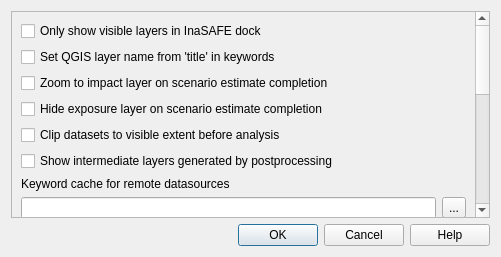
Before: the Qt Designer form safe_qgis/options_dialog_base.ui in inasafe/inasafe, drawn with Qt 5.
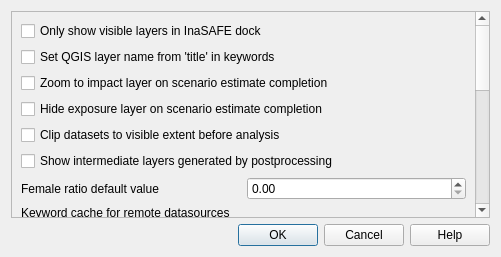
After: the same form once the commit is applied. Icons and pictures are not drawn.

Commit message: added female default option to options dialog

Diff of the .ui file:
```diff
--- a/safe_qgis/options_dialog_base.ui
+++ b/safe_qgis/options_dialog_base.ui
@@ -37,13 +37,26 @@
       <property name="geometry">
        <rect>
         <x>0</x>
-        <y>0</y>
+        <y>-111</y>
         <width>465</width>
-        <height>603</height>
+        <height>638</height>
        </rect>
       </property>
       <layout class="QGridLayout" name="gridLayout_2">
-       <item row="8" column="0">
+       <item row="13" column="0">
+        <spacer name="verticalSpacer">
+         <property name="orientation">
+          <enum>Qt::Vertical</enum>
+         </property>
+         <property name="sizeHint" stdset="0">
+          <size>
+           <width>20</width>
+           <height>40</height>
+          </size>
+         </property>
+        </spacer>
+       </item>
+       <item row="11" column="0">
         <widget class="QGroupBox" name="grpNotImplemented">
          <property name="title">
           <string>Not yet implemented</string>
@@ -234,7 +247,7 @@
          </property>
         </widget>
        </item>
-       <item row="6" column="0">
+       <item row="8" column="0">
         <widget class="QLabel" name="lblKeywordCache">
          <property name="enabled">
           <bool>true</bool>
@@ -244,7 +257,7 @@
          </property>
         </widget>
        </item>
-       <item row="7" column="0">
+       <item row="10" column="0">
         <layout class="QHBoxLayout" name="horizontalLayout_6">
          <item>
           <widget class="QLineEdit" name="leKeywordCachePath">
@@ -272,19 +285,6 @@
          </property>
         </widget>
        </item>
-       <item row="10" column="0">
-        <spacer name="verticalSpacer">
-         <property name="orientation">
-          <enum>Qt::Vertical</enum>
-         </property>
-         <property name="sizeHint" stdset="0">
-          <size>
-           <width>20</width>
-           <height>40</height>
-          </size>
-         </property>
-        </spacer>
-       </item>
        <item row="3" column="0">
         <widget class="QCheckBox" name="cbxHideExposure">
          <property name="enabled">
@@ -318,6 +318,30 @@
          </property>
         </widget>
        </item>
+       <item row="7" column="0">
+        <layout class="QHBoxLayout" name="horizontalLayout_7">
+         <item>
+          <widget class="QLabel" name="label_6">
+           <property name="text">
+            <string>Female ratio default value</string>
+           </property>
+          </widget>
+         </item>
+         <item>
+          <widget class="QDoubleSpinBox" name="dsbFemaleRatioDefault">
+           <property name="accelerated">
+            <bool>true</bool>
+           </property>
+           <property name="maximum">
+            <double>1.000000000000000</double>
+           </property>
+           <property name="singleStep">
+            <double>0.010000000000000</double>
+           </property>
+          </widget>
+         </item>
+        </layout>
+       </item>
       </layout>
      </widget>
     </widget>
```
Left out of the diff: 2 changed lines with no effect on the pictures. The commit also changes 2 other files.
